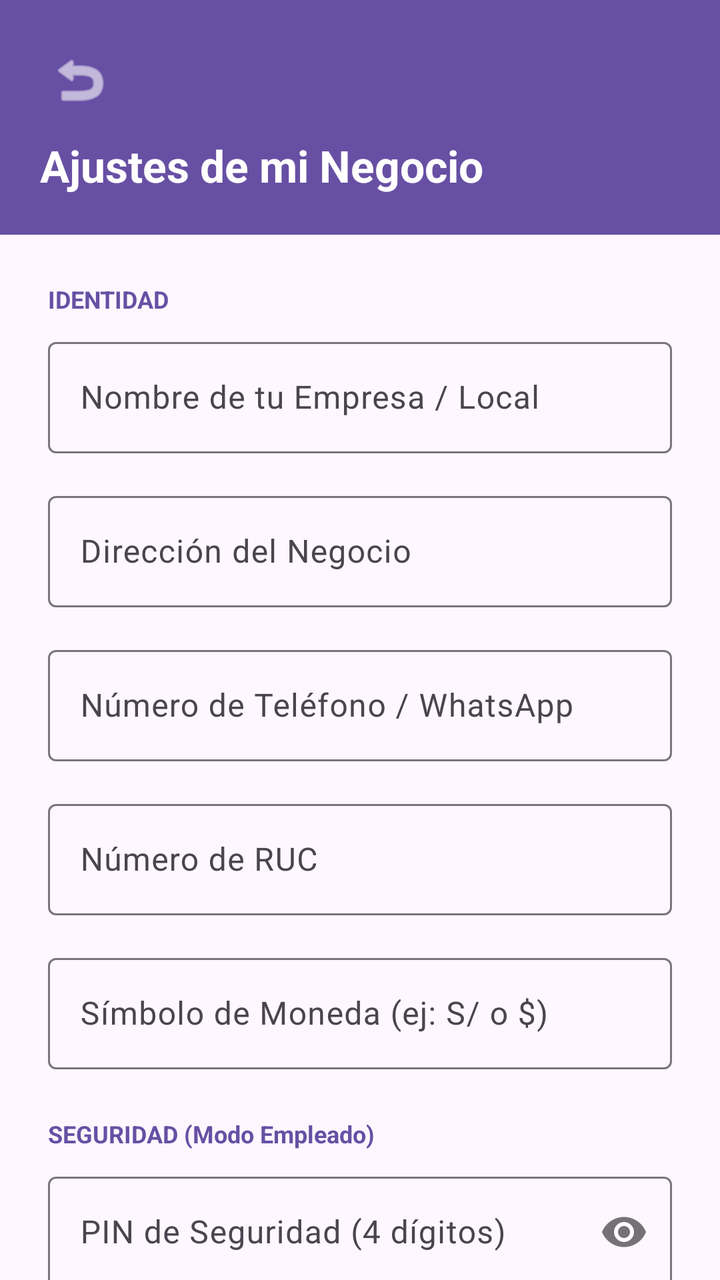
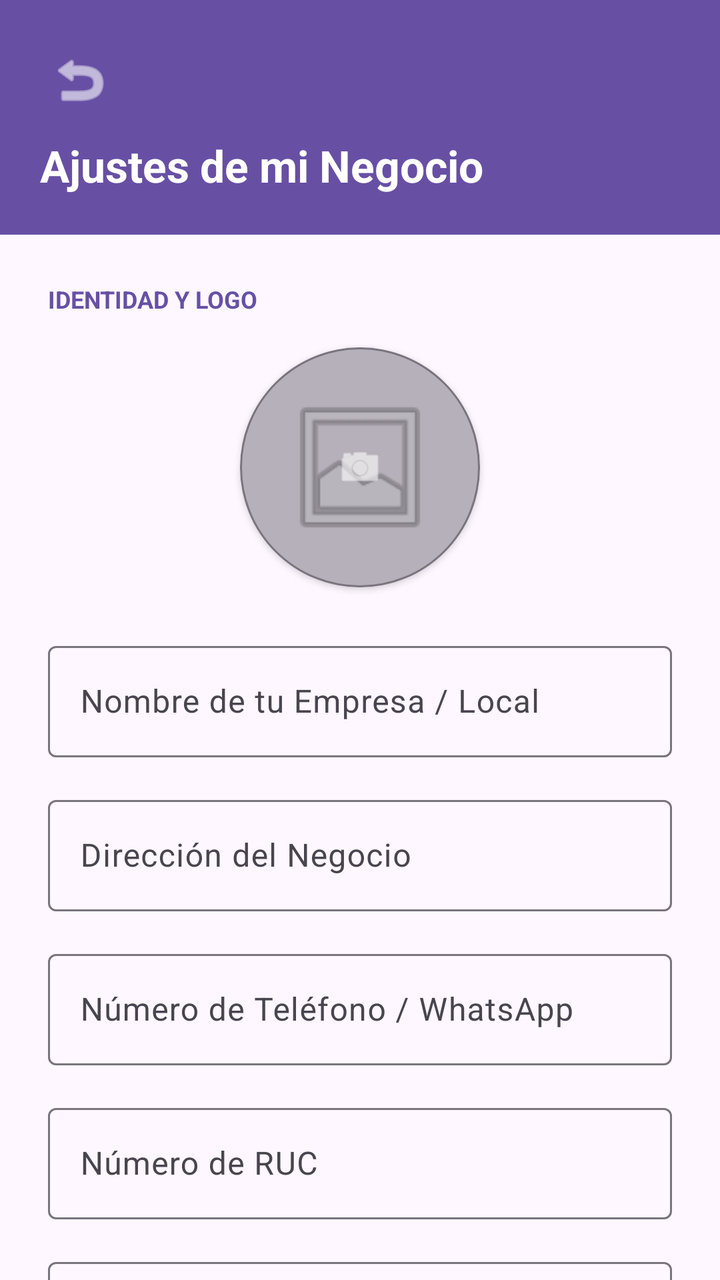

The first picture is an Android layout as it rendered before a commit; the second is the same layout after the commit. The layout source and the unified diff follow.
<!-- AndroidManifest.xml: application theme Theme.Naxor -->
<!-- res/layout/activity_settings.xml -->
<?xml version="1.0" encoding="utf-8"?>
<androidx.constraintlayout.widget.ConstraintLayout xmlns:android="http://schemas.android.com/apk/res/android"
    xmlns:app="http://schemas.android.com/apk/res-auto"
    android:layout_width="match_parent"
    android:layout_height="match_parent"
    android:background="?attr/colorSurface">

    <LinearLayout
        android:id="@+id/headerSettings"
        android:layout_width="match_parent"
        android:layout_height="wrap_content"
        android:background="?attr/colorPrimary"
        android:orientation="vertical"
        android:padding="20dp"
        app:layout_constraintTop_toTopOf="parent">

        <ImageButton
            android:id="@+id/btnBackSettings"
            android:layout_width="40dp"
            android:layout_height="40dp"
            android:background="?attr/selectableItemBackgroundBorderless"
            android:src="@android:drawable/ic_menu_revert"
            app:tint="@android:color/white"
            android:contentDescription="Volver" />

        <TextView
            android:layout_width="wrap_content"
            android:layout_height="wrap_content"
            android:layout_marginTop="8dp"
            android:text="Ajustes de mi Negocio"
            android:textColor="@android:color/white"
            android:textSize="22sp"
            android:textStyle="bold" />
    </LinearLayout>

    <LinearLayout
        android:layout_width="match_parent"
        android:layout_height="wrap_content"
        android:orientation="vertical"
        android:padding="24dp"
        app:layout_constraintTop_toBottomOf="@id/headerSettings">

        <TextView
            android:layout_width="wrap_content"
            android:layout_height="wrap_content"
            android:text="IDENTIDAD"
            android:textSize="12sp"
            android:textStyle="bold"
            android:textColor="?attr/colorPrimary"
            android:layout_marginBottom="8dp" />

        <com.google.android.material.textfield.TextInputLayout
            style="?attr/textInputOutlinedStyle"
            android:layout_width="match_parent"
            android:layout_height="wrap_content"
            android:hint="Nombre de tu Empresa / Local"
            android:layout_marginBottom="16dp">
            <com.google.android.material.textfield.TextInputEditText
                android:id="@+id/etBusinessName"
                android:layout_width="match_parent"
                android:layout_height="wrap_content" />
        </com.google.android.material.textfield.TextInputLayout>

        <com.google.android.material.textfield.TextInputLayout
            style="?attr/textInputOutlinedStyle"
            android:layout_width="match_parent"
            android:layout_height="wrap_content"
            android:hint="Dirección del Negocio"
            android:layout_marginBottom="16dp">
            <com.google.android.material.textfield.TextInputEditText
                android:id="@+id/etBusinessAddress"
                android:layout_width="match_parent"
                android:layout_height="wrap_content" />
        </com.google.android.material.textfield.TextInputLayout>

        <com.google.android.material.textfield.TextInputLayout
            style="?attr/textInputOutlinedStyle"
            android:layout_width="match_parent"
            android:layout_height="wrap_content"
            android:hint="Número de Teléfono / WhatsApp"
            android:layout_marginBottom="16dp">
            <com.google.android.material.textfield.TextInputEditText
                android:id="@+id/etBusinessPhone"
                android:layout_width="match_parent"
                android:layout_height="wrap_content"
                android:inputType="phone" />
        </com.google.android.material.textfield.TextInputLayout>

        <com.google.android.material.textfield.TextInputLayout
            style="?attr/textInputOutlinedStyle"
            android:layout_width="match_parent"
            android:layout_height="wrap_content"
            android:hint="Número de RUC"
            android:layout_marginBottom="16dp">
            <com.google.android.material.textfield.TextInputEditText
                android:id="@+id/etBusinessRuc"
                android:layout_width="match_parent"
                android:layout_height="wrap_content"
                android:inputType="number"
                android:maxLength="11" />
        </com.google.android.material.textfield.TextInputLayout>

        <com.google.android.material.textfield.TextInputLayout
            style="?attr/textInputOutlinedStyle"
            android:layout_width="match_parent"
            android:layout_height="wrap_content"
            android:hint="Símbolo de Moneda (ej: S/ o $)"
            android:layout_marginBottom="24dp">
            <com.google.android.material.textfield.TextInputEditText
                android:id="@+id/etCurrencySymbol"
                android:layout_width="match_parent"
                android:layout_height="wrap_content" />
        </com.google.android.material.textfield.TextInputLayout>

        <TextView
            android:layout_width="wrap_content"
            android:layout_height="wrap_content"
            android:text="SEGURIDAD (Modo Empleado)"
            android:textSize="12sp"
            android:textStyle="bold"
            android:textColor="?attr/colorPrimary"
            android:layout_marginBottom="8dp" />

        <com.google.android.material.textfield.TextInputLayout
            style="?attr/textInputOutlinedStyle"
            android:layout_width="match_parent"
            android:layout_height="wrap_content"
            android:hint="PIN de Seguridad (4 dígitos)"
            android:layout_marginBottom="24dp"
            app:passwordToggleEnabled="true">
            <com.google.android.material.textfield.TextInputEditText
                android:id="@+id/etSecurityPin"
                android:layout_width="match_parent"
                android:layout_height="wrap_content"
                android:inputType="numberPassword"
                android:maxLength="4" />
        </com.google.android.material.textfield.TextInputLayout>

        <Button
            android:id="@+id/btnSaveSettings"
            android:layout_width="match_parent"
            android:layout_height="60dp"
            android:text="Guardar Cambios"
            app:cornerRadius="16dp" />

    </LinearLayout>

</androidx.constraintlayout.widget.ConstraintLayout>
<!-- resources referenced by this layout -->
<resources>
  <style name="Theme.Naxor" parent="Base.Theme.Naxor" />
  <style name="Base.Theme.Naxor" parent="Theme.Material3.DayNight.NoActionBar">
          
          
      </style>
</resources>

<!-- the commit's change to res/layout/activity_settings.xml (unified diff, before → after) -->
@@ -33,116 +33,159 @@
             android:textStyle="bold" />
     </LinearLayout>
 
-    <LinearLayout
+    <androidx.core.widget.NestedScrollView
         android:layout_width="match_parent"
-        android:layout_height="wrap_content"
-        android:orientation="vertical"
-        android:padding="24dp"
-        app:layout_constraintTop_toBottomOf="@id/headerSettings">
+        android:layout_height="0dp"
+        app:layout_constraintTop_toBottomOf="@id/headerSettings"
+        app:layout_constraintBottom_toBottomOf="parent">
 
-        <TextView
-            android:layout_width="wrap_content"
-            android:layout_height="wrap_content"
-            android:text="IDENTIDAD"
-            android:textSize="12sp"
-            android:textStyle="bold"
-            android:textColor="?attr/colorPrimary"
-            android:layout_marginBottom="8dp" />
-
-        <com.google.android.material.textfield.TextInputLayout
-            style="?attr/textInputOutlinedStyle"
+        <LinearLayout
             android:layout_width="match_parent"
             android:layout_height="wrap_content"
-            android:hint="Nombre de tu Empresa / Local"
-            android:layout_marginBottom="16dp">
-            <com.google.android.material.textfield.TextInputEditText
-                android:id="@+id/etBusinessName"
-                android:layout_width="match_parent"
-                android:layout_height="wrap_content" />
-        </com.google.android.material.textfield.TextInputLayout>
+            android:orientation="vertical"
+            android:padding="24dp">
 
-        <com.google.android.material.textfield.TextInputLayout
-            style="?attr/textInputOutlinedStyle"
-            android:layout_width="match_parent"
-            android:layout_height="wrap_content"
-            android:hint="Dirección del Negocio"
-            android:layout_marginBottom="16dp">
-            <com.google.android.material.textfield.TextInputEditText
-                android:id="@+id/etBusinessAddress"
-                android:layout_width="match_parent"
-                android:layout_height="wrap_content" />
-        </com.google.android.material.textfield.TextInputLayout>
+            <TextView
+                android:layout_width="wrap_content"
+                android:layout_height="wrap_content"
+                android:text="IDENTIDAD Y LOGO"
+                android:textSize="12sp"
+                android:textStyle="bold"
+                android:textColor="?attr/colorPrimary"
+                android:layout_marginBottom="16dp" />
 
-        <com.google.android.material.textfield.TextInputLayout
-            style="?attr/textInputOutlinedStyle"
-            android:layout_width="match_parent"
-            android:layout_height="wrap_content"
-            android:hint="Número de Teléfono / WhatsApp"
-            android:layout_marginBottom="16dp">
-            <com.google.android.material.textfield.TextInputEditText
-                android:id="@+id/etBusinessPhone"
+            
+            <com.google.android.material.card.MaterialCardView
+                android:id="@+id/cardBusinessLogo"
+                android:layout_width="120dp"
+                android:layout_height="120dp"
+                android:layout_gravity="center"
+                android:layout_marginBottom="24dp"
+                app:cardCornerRadius="60dp"
+                app:cardElevation="2dp"
+                app:strokeWidth="1dp"
+                app:strokeColor="?attr/colorOutline">
+                <FrameLayout
+                    android:layout_width="match_parent"
+                    android:layout_height="match_parent">
+                    <ImageView
+                        android:id="@+id/ivBusinessLogo"
+                        android:layout_width="match_parent"
+                        android:layout_height="match_parent"
+                        android:scaleType="centerCrop"
+                        android:src="@android:drawable/ic_menu_gallery"
+                        android:padding="20dp"
+                        android:alpha="0.5"
+                        android:contentDescription="Logo de la empresa" />
+                    <View
+                        android:layout_width="match_parent"
+                        android:layout_height="match_parent"
+                        android:background="#40000000" />
+                    <ImageView
+                        android:layout_width="24dp"
+                        android:layout_height="24dp"
+                        android:layout_gravity="center"
+                        android:src="@android:drawable/ic_menu_camera"
+                        app:tint="@android:color/white"
+                        android:contentDescription="Cambiar logo" />
+                </FrameLayout>
+            </com.google.android.material.card.MaterialCardView>
+
+            <com.google.android.material.textfield.TextInputLayout
+                style="?attr/textInputOutlinedStyle"
                 android:layout_width="match_parent"
                 android:layout_height="wrap_content"
-                android:inputType="phone" />
-        </com.google.android.material.textfield.TextInputLayout>
+                android:hint="Nombre de tu Empresa / Local"
+                android:layout_marginBottom="16dp">
+                <com.google.android.material.textfield.TextInputEditText
+                    android:id="@+id/etBusinessName"
+                    android:layout_width="match_parent"
+                    android:layout_height="wrap_content" />
+            </com.google.android.material.textfield.TextInputLayout>
 
-        <com.google.android.material.textfield.TextInputLayout
-            style="?attr/textInputOutlinedStyle"
-            android:layout_width="match_parent"
-            android:layout_height="wrap_content"
-            android:hint="Número de RUC"
-            android:layout_marginBottom="16dp">
-            <com.google.android.material.textfield.TextInputEditText
-                android:id="@+id/etBusinessRuc"
+            <com.google.android.material.textfield.TextInputLayout
+                style="?attr/textInputOutlinedStyle"
                 android:layout_width="match_parent"
                 android:layout_height="wrap_content"
-                android:inputType="number"
-                android:maxLength="11" />
-        </com.google.android.material.textfield.TextInputLayout>
+                android:hint="Dirección del Negocio"
+                android:layout_marginBottom="16dp">
+                <com.google.android.material.textfield.TextInputEditText
+                    android:id="@+id/etBusinessAddress"
+                    android:layout_width="match_parent"
+                    android:layout_height="wrap_content" />
+            </com.google.android.material.textfield.TextInputLayout>
 
-        <com.google.android.material.textfield.TextInputLayout
-            style="?attr/textInputOutlinedStyle"
-            android:layout_width="match_parent"
-            android:layout_height="wrap_content"
-            android:hint="Símbolo de Moneda (ej: S/ o $)"
-            android:layout_marginBottom="24dp">
-            <com.google.android.material.textfield.TextInputEditText
-                android:id="@+id/etCurrencySymbol"
-                android:layout_width="match_parent"
-                android:layout_height="wrap_content" />
-        </com.google.android.material.textfield.TextInputLayout>
-
-        <TextView
-            android:layout_width="wrap_content"
-            android:layout_height="wrap_content"
-            android:text="SEGURIDAD (Modo Empleado)"
-            android:textSize="12sp"
-            android:textStyle="bold"
-            android:textColor="?attr/colorPrimary"
-            android:layout_marginBottom="8dp" />
-
-        <com.google.android.material.textfield.TextInputLayout
-            style="?attr/textInputOutlinedStyle"
-            android:layout_width="match_parent"
-            android:layout_height="wrap_content"
-            android:hint="PIN de Seguridad (4 dígitos)"
-            android:layout_marginBottom="24dp"
-            app:passwordToggleEnabled="true">
-            <com.google.android.material.textfield.TextInputEditText
-                android:id="@+id/etSecurityPin"
+            <com.google.android.material.textfield.TextInputLayout
+                style="?attr/textInputOutlinedStyle"
                 android:layout_width="match_parent"
                 android:layout_height="wrap_content"
-                android:inputType="numberPassword"
-                android:maxLength="4" />
-        </com.google.android.material.textfield.TextInputLayout>
+                android:hint="Número de Teléfono / WhatsApp"
+                android:layout_marginBottom="16dp">
+                <com.google.android.material.textfield.TextInputEditText
+                    android:id="@+id/etBusinessPhone"
+                    android:layout_width="match_parent"
+                    android:layout_height="wrap_content"
+                    android:inputType="phone" />
+            </com.google.android.material.textfield.TextInputLayout>
 
-        <Button
-            android:id="@+id/btnSaveSettings"
-            android:layout_width="match_parent"
-            android:layout_height="60dp"
-            android:text="Guardar Cambios"
-            app:cornerRadius="16dp" />
+            <com.google.android.material.textfield.TextInputLayout
+                style="?attr/textInputOutlinedStyle"
+                android:layout_width="match_parent"
+                android:layout_height="wrap_content"
+                android:hint="Número de RUC"
+                android:layout_marginBottom="16dp">
+                <com.google.android.material.textfield.TextInputEditText
+                    android:id="@+id/etBusinessRuc"
+                    android:layout_width="match_parent"
+                    android:layout_height="wrap_content"
+                    android:inputType="number"
+                    android:maxLength="11" />
+            </com.google.android.material.textfield.TextInputLayout>
 
-    </LinearLayout>
+            <com.google.android.material.textfield.TextInputLayout
+                style="?attr/textInputOutlinedStyle"
+                android:layout_width="match_parent"
+                android:layout_height="wrap_content"
+                android:hint="Símbolo de Moneda (ej: S/ o $)"
+                android:layout_marginBottom="24dp">
+                <com.google.android.material.textfield.TextInputEditText
+                    android:id="@+id/etCurrencySymbol"
+                    android:layout_width="match_parent"
+                    android:layout_height="wrap_content" />
+            </com.google.android.material.textfield.TextInputLayout>
+
+            <TextView
+                android:layout_width="wrap_content"
+                android:layout_height="wrap_content"
+                android:text="SEGURIDAD (Modo Empleado)"
+                android:textSize="12sp"
+                android:textStyle="bold"
+                android:textColor="?attr/colorPrimary"
+                android:layout_marginBottom="8dp" />
+
+            <com.google.android.material.textfield.TextInputLayout
+                style="?attr/textInputOutlinedStyle"
+                android:layout_width="match_parent"
+                android:layout_height="wrap_content"
+                android:hint="PIN de Seguridad (4 dígitos)"
+                android:layout_marginBottom="24dp"
+                app:passwordToggleEnabled="true">
+                <com.google.android.material.textfield.TextInputEditText
+                    android:id="@+id/etSecurityPin"
+                    android:layout_width="match_parent"
+                    android:layout_height="wrap_content"
+                    android:inputType="numberPassword"
+                    android:maxLength="4" />
+            </com.google.android.material.textfield.TextInputLayout>
+
+            <Button
+                android:id="@+id/btnSaveSettings"
+                android:layout_width="match_parent"
+                android:layout_height="60dp"
+                android:text="Guardar Cambios"
+                app:cornerRadius="16dp" />
+
+        </LinearLayout>
+    </androidx.core.widget.NestedScrollView>
 
 </androidx.constraintlayout.widget.ConstraintLayout>
